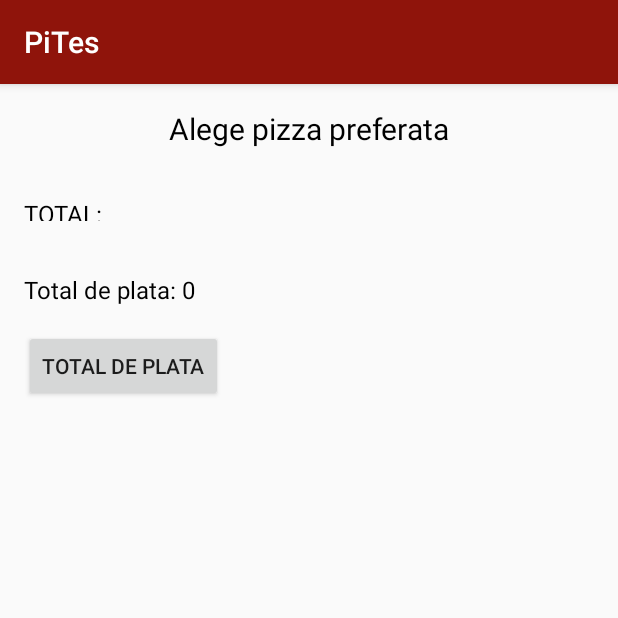
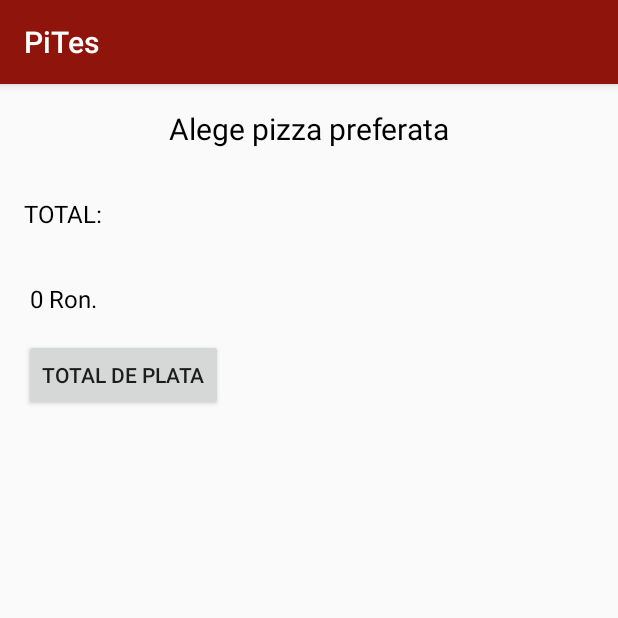
Before and after one commit to ghteselea/Android-Coffee-Shop, an Android app: the screen it shows after launch (MainActivity), after a tap on "TOTAL DE PLATA", on a phone screen of 412 x 824 dp, the top half of it. Run offline under Robolectric (Android 15) with nearby library versions, the phone set to English and light mode, and no system bars; our stand-ins replace CircleImageView, Room's generated code.

Commit message:
Nota finala

```diff
--- a/app/src/main/java/com/example/android/justjava/ui/MainActivity.java
+++ b/app/src/main/java/com/example/android/justjava/ui/MainActivity.java
@@ -76,7 +76,26 @@ public class MainActivity extends AppCompatActivity {
             @Override
             public void onClick(View v) {
 
-                createFinalString();
+                List<OrderEntity> orderEntities = orderDAO.getAllOrders();
+
+                finalText = "";
+                totalPrice = 0;
+
+                for (int i = 0; i <= orderEntities.size()-1; i++) {
+
+                    OrderEntity currentOrder = orderEntities.get(i);
+
+                    if(currentOrder.getQuantity() > 0) {
+                        finalText = finalText + currentOrder.getFoodName() + ": "
+                                + String.valueOf(currentOrder.getQuantity()) + " - Pret: "
+                                + String.valueOf(currentOrder.getQuantity() * currentOrder.getPrice()) + " Ron" + "\n";
+
+                        totalPrice = totalPrice + currentOrder.getQuantity() * currentOrder.getPrice();
+                    }
+
+                }
+
+                finalText = finalText + "\n " + String.valueOf(totalPrice) + " Ron.";
                 totalTextView.setText(finalText);
 
                 if(totalPrice > 0 ) {
@@ -98,7 +117,6 @@ public class MainActivity extends AppCompatActivity {
 
         String email = "gteselea@yahoo.com";
 
-        createFinalString();
 
         Intent emailIntent = new Intent(
                 Intent.ACTION_SENDTO,
@@ -134,21 +152,6 @@ public class MainActivity extends AppCompatActivity {
 
         AlertDialog alertDialog = alert.create();
         alertDialog.show();
-    }
-
-    void createFinalString() {
-//        totalPrice = pizzaCasQuantity * 25 + pizzaMexQuantity * 28 + pizzaCapQuantity * 30;
-//
-//        finalText = "Comanda: ";
-//        finalText = pizzaCasQuantity == 0 ? finalText : finalText + "\n- " + pizzaCasQuantity + " pizza Casei";
-//        finalText = pizzaMexQuantity == 0 ? finalText : finalText + "\n- " + pizzaMexQuantity + " pizza Mexicana ";
-//        finalText = pizzaCapQuantity == 0 ? finalText : finalText + "\n- " + pizzaCapQuantity + " pizza Capriciosa";
-        //if (pizzaCapQuantity > 0) {
-        //   finalText = finalText + "\n- " + pizzaCapQuantity + " pizza Capriciosa";
-        //}
-
-        finalText = finalText +
-                "\nTotal de plata: " + totalPrice;
     }
 
     private void addOrderToDatabase(String foodName, int quantity, int price, int imageId) {
--- a/app/src/main/res/layout/activity_main.xml
+++ b/app/src/main/res/layout/activity_main.xml
@@ -29,7 +29,7 @@
     <TextView
         android:id="@+id/price_text_view"
         android:layout_width="wrap_content"
-        android:layout_height="16dp"
+        android:layout_height="wrap_content"
         android:layout_margin="16dp"
         android:text="TOTAL:"
         android:textColor="@android:color/black"
```
